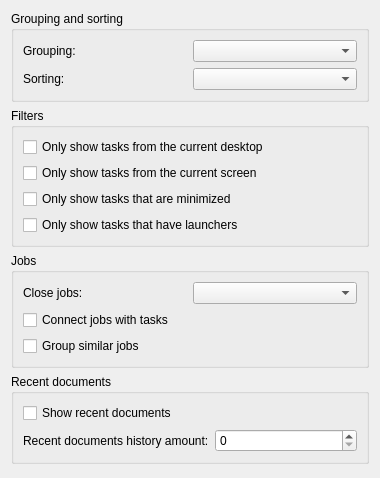
Old version of the form applet/ui/general.ui in the repository Emdek/plasmoid-fancy-tasks.
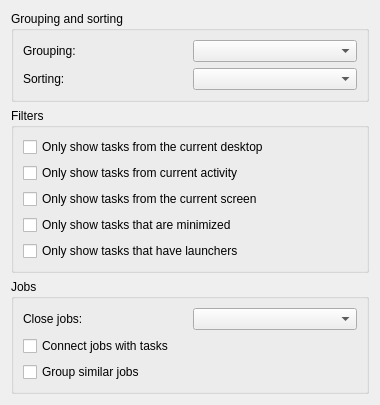
New version of the form. Custom widgets are drawn as their Qt base class.

Commit message: Add support for showing tasks from current activity only

```diff
--- a/applet/ui/general.ui
+++ b/applet/ui/general.ui
@@ -7,7 +7,7 @@
     <x>0</x>
     <y>0</y>
     <width>380</width>
-    <height>478</height>
+    <height>404</height>
    </rect>
   </property>
   <property name="minimumSize">
@@ -68,6 +68,13 @@
         </property>
        </widget>
       </item>
+      <item>
+       <widget class="QCheckBox" name="showOnlyCurrentActivity">
+        <property name="text">
+         <string>Only show tasks from current activity</string>
+        </property>
+       </widget>
+      </item>
       <item>
        <widget class="QCheckBox" name="showOnlyCurrentScreen">
         <property name="text">
@@ -132,39 +139,6 @@
      </layout>
     </widget>
    </item>
-   <item>
-    <widget class="QGroupBox" name="recentDocumentsGroupBox">
-     <property name="title">
-      <string>Recent documents</string>
-     </property>
-     <layout class="QVBoxLayout" name="verticalLayout_4">
-      <item>
-       <widget class="QCheckBox" name="showRecentDocumentsCheckBox">
-        <property name="text">
-         <string>Show recent documents</string>
-        </property>
-       </widget>
-      </item>
-      <item>
-       <layout class="QHBoxLayout" name="horizontalLayout">
-        <item>
-         <widget class="QLabel" name="recentDocumentsAmountLabel">
-          <property name="text">
-           <string>Recent documents history amount:</string>
-          </property>
-          <property name="buddy">
-           <cstring>recentDocumentsAmountSpinBox</cstring>
-          </property>
-         </widget>
-        </item>
-        <item>
-         <widget class="QSpinBox" name="recentDocumentsAmountSpinBox"/>
-        </item>
-       </layout>
-      </item>
-     </layout>
-    </widget>
-   </item>
    <item>
     <spacer name="verticalSpacer">
      <property name="orientation">
```
The commit also changes 5 other files.
